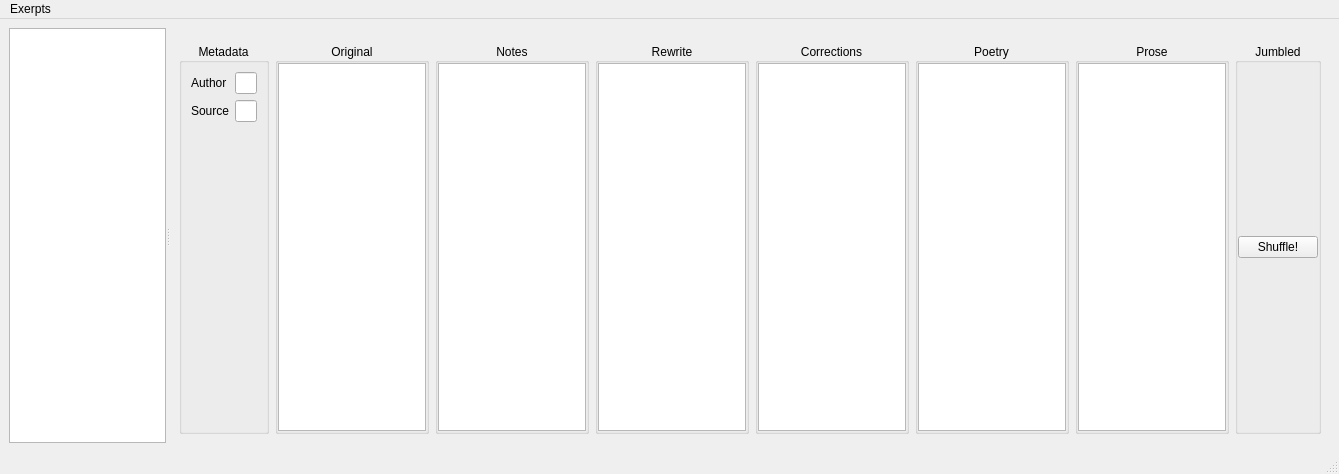
Qt form franklin_writing_exercise/main_window.ui (PowerSnail/FranklinWritingExercise) before a commit.
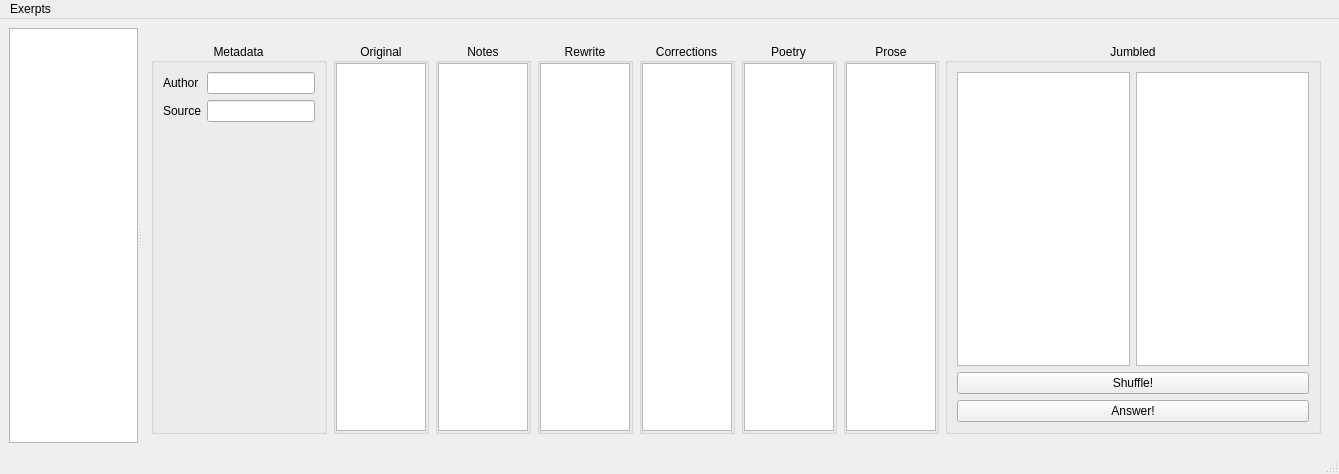
The same form after that commit. Custom widgets are drawn as their Qt base class.

What changed in the file:
```diff
--- a/franklin_writing_exercise/main_window.ui
+++ b/franklin_writing_exercise/main_window.ui
@@ -42,6 +42,12 @@
           <layout class="QHBoxLayout" name="horizontalLayout">
            <item>
             <widget class="QGroupBox" name="box_meta">
+             <property name="sizePolicy">
+              <sizepolicy hsizetype="Fixed" vsizetype="Preferred">
+               <horstretch>0</horstretch>
+               <verstretch>0</verstretch>
+              </sizepolicy>
+             </property>
              <property name="title">
               <string>Metadata</string>
              </property>
@@ -285,6 +291,9 @@
               <bool>true</bool>
              </property>
              <layout class="QVBoxLayout" name="verticalLayout">
+              <item>
+               <widget class="QWidget" name="widget_3" native="true">
+                <layout class="QHBoxLayout" name="horizontalLayout_2">
               <property name="leftMargin">
                <number>0</number>
               </property>
@@ -297,6 +306,32 @@
               <property name="bottomMargin">
                <number>0</number>
               </property>
+                 <item>
+                  <widget class="QListWidget" name="list_widget_jumble">
+                   <property name="dragEnabled">
+                    <bool>true</bool>
+                   </property>
+                   <property name="dragDropMode">
+                    <enum>QAbstractItemView::InternalMove</enum>
+                   </property>
+                   <property name="spacing">
+                    <number>16</number>
+                   </property>
+                   <property name="wordWrap">
+                    <bool>true</bool>
+                   </property>
+                  </widget>
+                 </item>
+                 <item>
+                  <widget class="QListWidget" name="list_widget_answer">
+                   <property name="spacing">
+                    <number>16</number>
+                   </property>
+                  </widget>
+                 </item>
+                </layout>
+               </widget>
+              </item>
               <item>
                <widget class="QPushButton" name="btn_jumble">
                 <property name="text">
@@ -304,6 +339,16 @@
                 </property>
                </widget>
               </item>
+              <item>
+               <widget class="QPushButton" name="btn_answer">
+                <property name="enabled">
+                 <bool>true</bool>
+                </property>
+                <property name="text">
+                 <string>Answer!</string>
+                </property>
+               </widget>
+              </item>
              </layout>
             </widget>
            </item>
```
Lines whose indentation alone changed are shown as unchanged.
